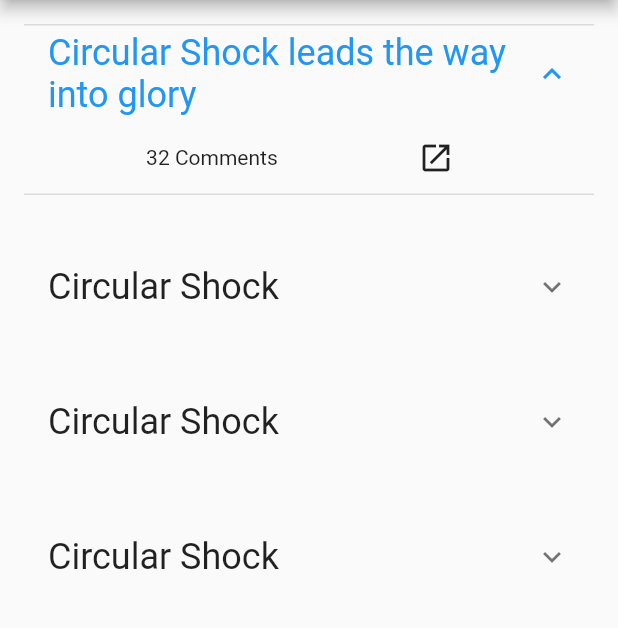
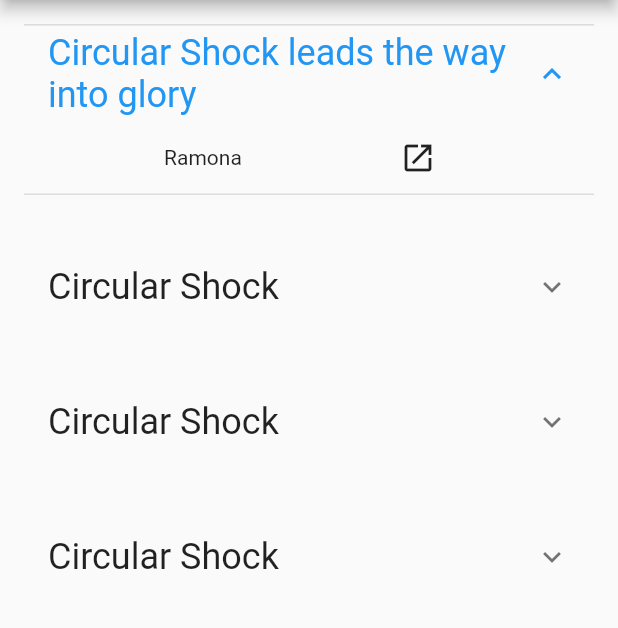
Before and after one commit to DhruvamSharma/TheBoringFlutterDevelopmentShow, a Flutter app: the screen it shows after launch, after a tap on "Circular Shock leads the way into glory", on a phone screen of 412 x 824 dp, the part 84-712 px from its top. Run offline on Flutter 3.47's test engine with Material 2 defaults, Android fonts, the phone set to English and light mode, and no system bars; our stand-ins replace built_value; generated files the repository leaves out were written again.

Commit message:
Ep 2 completed

```diff
--- a/lib/json_parsing.dart
+++ b/lib/json_parsing.dart
@@ -1,9 +1,22 @@
 import 'package:the_boring_flutter_dev_show/src/article.dart';
+import 'dart:convert' as json;
+import 'package:built_value/built_value.dart';
+part 'json_parsing.g.dart';
+
+abstract class Article implements Built<Article, ArticleBuilder> {
+  int get id;
+  Article._();
+  factory Article([void Function(ArticleBuilder) updates]) = _$Article;
+}
 
 List<int> parseJsonString(String jsonString) {
-  throw UnimplementedError();
+  final parsed = json.jsonDecode(jsonString);
+  final listOfIds = List<int>.from(parsed);
+  return listOfIds;
 }
 
 Article parseArticle(String jsonIdData) {
-  throw UnimplementedError();
+//  final parsed = json.jsonDecode(jsonIdData);
+//  Article article =  Article.fromJson(parsed);
+//  return article;
 }
--- a/lib/main.dart
+++ b/lib/main.dart
@@ -64,11 +64,11 @@ class _MyHomePageState extends State<MyHomePage> {
           Row(
             mainAxisAlignment: MainAxisAlignment.spaceEvenly,
             children: <Widget>[
-              Text('${e.commentCount} Comments'),
+              Text('${e.by}'),
               IconButton(
                 icon: Icon(Icons.launch),
                 onPressed: () async {
-                  final fakeUrl = 'https://${e.domain}';
+                  final fakeUrl = 'https://${e.url}';
                   if (await canLaunch(fakeUrl)) {
                     launch(fakeUrl);
                   }
--- a/lib/src/article.dart
+++ b/lib/src/article.dart
@@ -1,90 +1,93 @@
 class Article {
   final String text;
-  final String domain;
+  final String url;
   final String by;
   final int score;
-  final String age;
-  final int commentCount;
+  final int time;
 
   const Article(
       {this.text,
-      this.domain,
+      this.url,
       this.by,
       this.score,
-      this.age,
-      this.commentCount});
+      this.time});
+
+  factory Article.fromJson(Map<String, dynamic> json) {
+    if (json == null) {
+      return null;
+    }
+    return Article(
+      text: json['title'] ?? '[null]',
+      url: json['url'] ?? '',
+      time: json['time'],
+      by: json['by'] ?? '',
+      score: json['score'] ?? 0
+    );
+  }
 }
 
 final articles = [
   Article(
     text: 'Circular Shock leads the way into glory',
-    age: '12/12/14',
+    time: 7263763,
     by: 'Ramona',
-    commentCount: 32,
-    domain: 'www.wiley.com',
+    url: 'www.wiley.com',
     score: 12,
   ),
 
   Article(
     text: 'Circular Shock',
-    age: '12/12/14',
+    time: 78368723,
     by: 'Ramona',
-    commentCount: 32,
-    domain: 'wiley.com',
+    url: 'wiley.com',
     score: 12,
   ),
 
   Article(
     text: 'Circular Shock',
-    age: '12/12/14',
+    time: 3276728,
     by: 'Ramona',
-    commentCount: 32,
-    domain: 'wiley.com',
+    url: 'wiley.com',
     score: 12,
   ),
 
   Article(
     text: 'Circular Shock',
-    age: '12/12/14',
+    time: 327647,
     by: 'Ramona',
-    commentCount: 32,
-    domain: 'wiley.com',
+    url: 'wiley.com',
     score: 12,
   ),
 
   Article(
     text: 'Circular Shock',
-    age: '12/12/14',
+    time: 234234,
     by: 'Ramona',
-    commentCount: 32,
-    domain: 'wiley.com',
+    url: 'wiley.com',
     score: 12,
   ),
 
   Article(
     text: 'Circular Shock',
-    age: '12/12/14',
+    time: 234324,
     by: 'Ramona',
-    commentCount: 32,
-    domain: 'wiley.com',
+    url: 'wiley.com',
     score: 12,
   ),
 
   Article(
     text: 'Circular Shock',
-    age: '12/12/14',
+    time: 234234,
     by: 'Ramona',
-    commentCount: 32,
-    domain: 'wiley.com',
+    url: 'wiley.com',
     score: 12,
   ),
 
   Article(
     text: 'Circular Shock',
-    age: '12/12/14',
+    time: 324234234,
     by: 'Ramona',
-    commentCount: 32,
-    domain: 'wiley.com',
+    url: 'wiley.com',
     score: 12,
   ),
 ];
--- a/pubspec.yaml
+++ b/pubspec.yaml
@@ -24,10 +24,14 @@ dependencies:
   # Use with the CupertinoIcons class for iOS style icons.
   cupertino_icons: ^0.1.2
   url_launcher: any
+  built_collection: '>=2.0.0 <5.0.0'
+  built_value: '>=5.5.5 <7.0.0'
 
 dev_dependencies:
   flutter_test:
     sdk: flutter
+  build_runner: ^1.0.0
+  built_value_generator: ^6.4.0
 
 
 # For information on the generic Dart part of this file, see the
```
Also changed, not shown: lib/json_parsing.g.dart (added), pubspec.lock, 1 other file.
